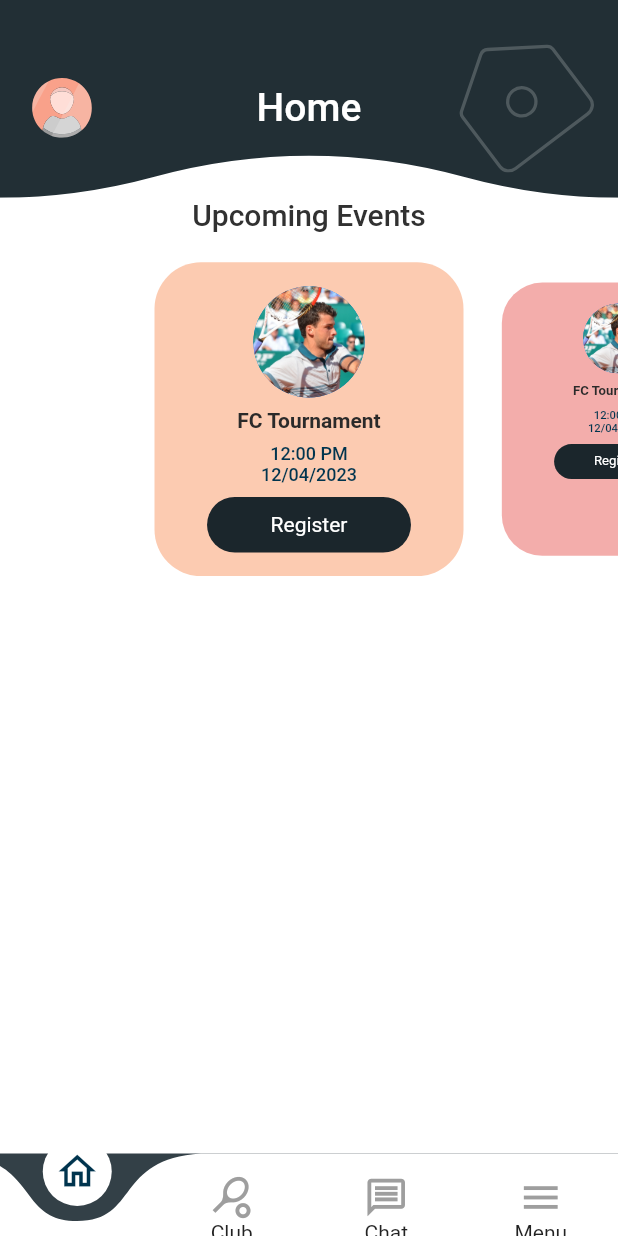
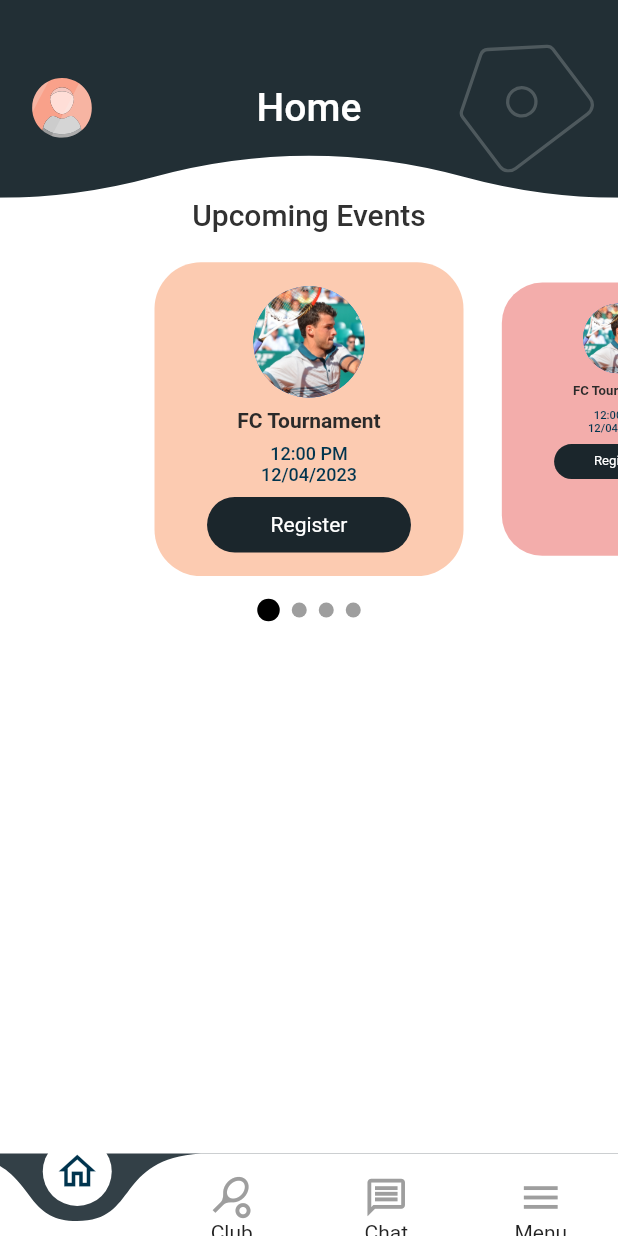
Before and after one commit to El-Sayed-Mustafa/Tennis-App, a Flutter app: the screen it shows after launch, on a phone screen of 412 x 824 dp. Run offline on Flutter 3.47's test engine with Material 2 defaults, Android fonts, the phone set to English and light mode, and no system bars; drawn by our look-alikes of carousel_slider, curved_navigation_bar; our stand-ins replace bloc, firebase_auth, firebase_core, flutter_bloc, flutter_svg, fluttertoast and 4 more; accounts and stored records are empty; Roboto replaces fonts that are missing (Poppins).

Commit message:
buildPageIndicator

```diff
--- a/lib/Featured/home/widgets/CarouselSlider.dart
+++ b/lib/Featured/home/widgets/CarouselSlider.dart
@@ -10,6 +10,7 @@ class CarouselSliderWidget extends StatefulWidget {
 
 class _CarouselSliderWidgetState extends State<CarouselSliderWidget> {
   int selectedPageIndex = 0;
+  final CarouselController _carouselController = CarouselController();
 
   @override
   Widget build(BuildContext context) {
@@ -28,12 +29,6 @@ class _CarouselSliderWidgetState extends State<CarouselSliderWidget> {
       CarouselItem(
         selected: selectedPageIndex == 3,
       ),
-      CarouselItem(
-        selected: selectedPageIndex == 4,
-      ),
-      CarouselItem(
-        selected: selectedPageIndex == 5,
-      ),
     ];
     return Scaffold(
       body: Column(
@@ -51,9 +46,35 @@ class _CarouselSliderWidgetState extends State<CarouselSliderWidget> {
                 });
               },
             ),
+            carouselController: _carouselController, // Use CarouselController
             items: carouselItems,
           ),
+          const SizedBox(height: 15), // Spacer for the smooth page indicator
+          buildPageIndicator(
+              carouselItems.length), // Add the smooth page indicator
         ],
+      ),
+    );
+  }
+
+  Widget buildPageIndicator(int itemCount) {
+    return Row(
+      mainAxisAlignment: MainAxisAlignment.center,
+      children: List.generate(
+        itemCount,
+        (index) {
+          final bool isSelected = selectedPageIndex == index;
+          return AnimatedContainer(
+            duration: Duration(milliseconds: 200),
+            width: isSelected ? 15 : 10,
+            height: isSelected ? 15 : 10,
+            margin: EdgeInsets.symmetric(horizontal: 4),
+            decoration: BoxDecoration(
+              shape: BoxShape.circle,
+              color: isSelected ? Colors.black : Colors.grey,
+            ),
+          );
+        },
       ),
     );
   }
```
